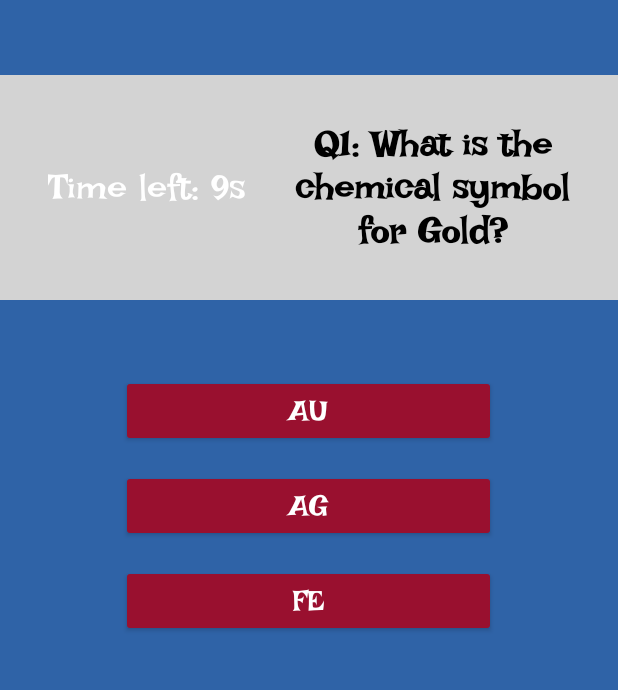
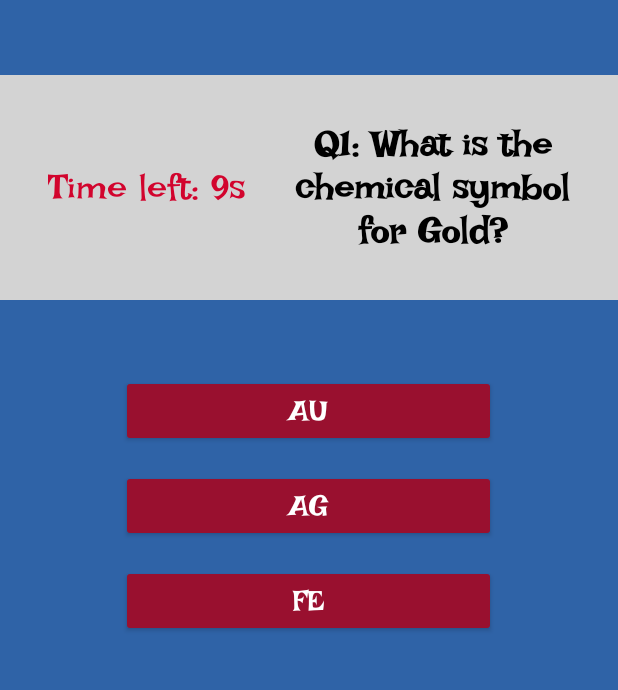
Before and after one commit to anurag-joshi11/quiz, an Android app built with Jetpack Compose: the QuizActivity screen opened directly, with no data from a screen before it, on a phone screen of 412 x 824 dp, the part 87-777 px from its top. Run offline under Robolectric (Android 15) with nearby library versions, the phone set to English and light mode, and no system bars.

Commit message:
Update activity_questions_array.xml

```diff
--- a/app/src/main/res/layout/activity_questions_array.xml
+++ b/app/src/main/res/layout/activity_questions_array.xml
@@ -35,7 +35,7 @@
             android:layout_height="wrap_content"
             android:text=""
             android:textSize="24sp"
-            android:textColor="@color/white"
+            android:textColor="@color/red"
             android:padding="16dp"/>
 
         <TextView
```
